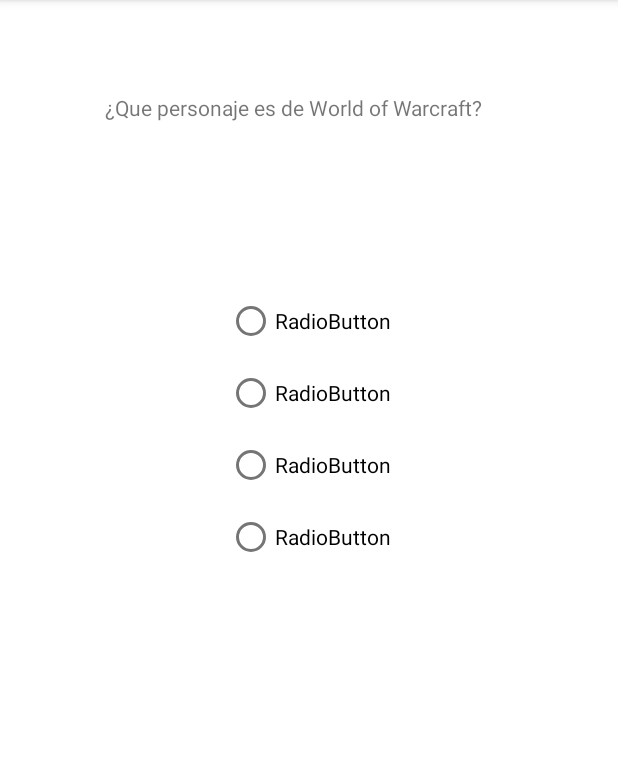
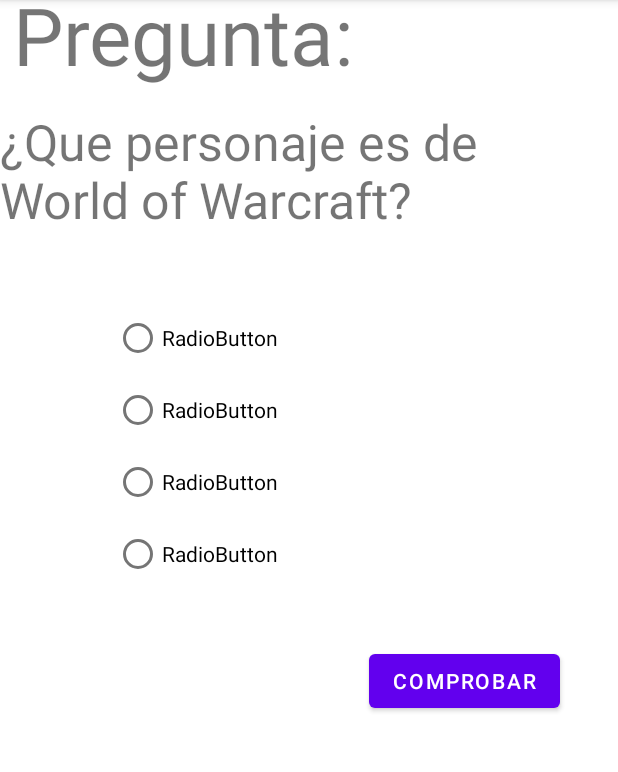
Before and after one commit to AnderGamer10/Quiz-De-Idiomas, an Android app: the screen it shows after launch (MainActivity), on a phone screen of 412 x 824 dp, the part 84-856 px from its top. Run offline under Robolectric (Android 15) with nearby library versions, the light colour scheme and no system bars.

Commit message:
mostrar pregunta/respuesta

```diff
--- a/app/src/main/java/com/example/quizdeidiomas/MainActivity.java
+++ b/app/src/main/java/com/example/quizdeidiomas/MainActivity.java
@@ -3,15 +3,38 @@
 import androidx.appcompat.app.AppCompatActivity;
 
 import android.os.Bundle;
+import android.util.Log;
+import android.widget.Button;
+import android.widget.TextView;
 
 public class MainActivity extends AppCompatActivity {
 
+    private int botonesRespuestas[] = {
+            R.id.BotonRespuesta1,R.id.BotonRespuesta2,R.id.BotonRespuesta3,R.id.BotonRespuesta4
+    };
+    Button button;
 
     @Override
     protected void onCreate(Bundle savedInstanceState) {
         super.onCreate(savedInstanceState);
         setContentView(R.layout.activity_main);
 //        getResources().getStringArray(R.array.preguntas);
+        mostrarPregunta();
+    }
+    private void mostrarPregunta(){
+        String[] preguntas = getResources().getStringArray(R.array.preguntas);
+        String[] opcion = preguntas[0].split(";");
+        TextView text_pregunta = (TextView) findViewById(R.id.preguntaId);
+        text_pregunta.setText(opcion[0]);
+        for (int x = 0; x < opcion.length;x++){
+            Log.i("s",opcion[x]);
+//            TextView text_resp = (TextView) findViewById(botonesRespuestas[x]);
+//            if (opcion[x].charAt(0) == '*'){
+//                text_resp.setText(opcion[x].substring(0));
+//            }else {
+//                text_resp.setText(opcion[x]);
+//            }
 
+        }
     }
 }
--- a/app/src/main/res/layout/activity_main.xml
+++ b/app/src/main/res/layout/activity_main.xml
@@ -7,25 +7,28 @@
     tools:context=".MainActivity">
 
     <TextView
-        android:id="@+id/textView"
+        android:id="@+id/preguntaId"
         android:layout_width="wrap_content"
         android:layout_height="wrap_content"
         android:text="¿Que personaje es de World of Warcraft?"
+        android:textSize="50px"
         app:layout_constraintBottom_toBottomOf="parent"
         app:layout_constraintEnd_toEndOf="parent"
-        app:layout_constraintHorizontal_bias="0.434"
+        app:layout_constraintHorizontal_bias="0.5"
         app:layout_constraintStart_toStartOf="parent"
         app:layout_constraintTop_toTopOf="parent"
-        app:layout_constraintVertical_bias="0.083" />
+        app:layout_constraintVertical_bias="0.105" />
 
     <RadioGroup
+        android:id="@+id/radioGroup"
         android:layout_width="wrap_content"
         android:layout_height="wrap_content"
         app:layout_constraintBottom_toBottomOf="parent"
         app:layout_constraintEnd_toEndOf="parent"
+        app:layout_constraintHorizontal_bias="0.25"
         app:layout_constraintStart_toStartOf="parent"
-        app:layout_constraintTop_toBottomOf="@+id/textView"
-        app:layout_constraintVertical_bias="0.22000003">
+        app:layout_constraintTop_toBottomOf="@+id/preguntaId"
+        app:layout_constraintVertical_bias="0.110000014">
 
         <RadioButton
             android:id="@+id/BotonRespuesta1"
@@ -52,4 +55,30 @@
             android:text="RadioButton" />
     </RadioGroup>
 
+    <Button
+        android:id="@+id/button"
+        android:layout_width="wrap_content"
+        android:layout_height="wrap_content"
+        android:text="@string/boton"
+        app:layout_constraintBottom_toBottomOf="parent"
+        app:layout_constraintEnd_toEndOf="parent"
+        app:layout_constraintHorizontal_bias="0.865"
+        app:layout_constraintStart_toStartOf="parent"
+        app:layout_constraintTop_toBottomOf="@+id/radioGroup"
+        app:layout_constraintVertical_bias="0.113" />
+
+    <TextView
+        android:id="@+id/textView2"
+        android:layout_width="wrap_content"
+        android:layout_height="wrap_content"
+        android:layout_marginBottom="16dp"
+        android:text="@string/pregunta"
+        android:textSize="80px"
+        app:layout_constraintBottom_toTopOf="@+id/preguntaId"
+        app:layout_constraintEnd_toEndOf="parent"
+        app:layout_constraintHorizontal_bias="0.047"
+        app:layout_constraintStart_toStartOf="parent"
+        app:layout_constraintTop_toTopOf="parent"
+        app:layout_constraintVertical_bias="0.905" />
+
 </androidx.constraintlayout.widget.ConstraintLayout>
```
Also changed, not shown: app/src/main/res/values/strings.xml (+39 -28 lines).
